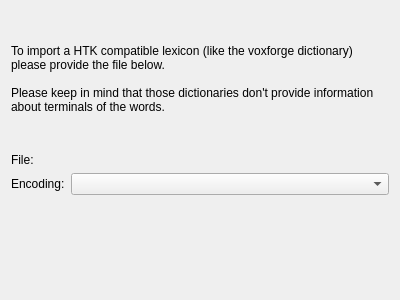
First picture: the form in simon/src/simonmodelmanagementui/ImportDict/importdictlexiconpage.ui, repository KDE/simon, before the edit.
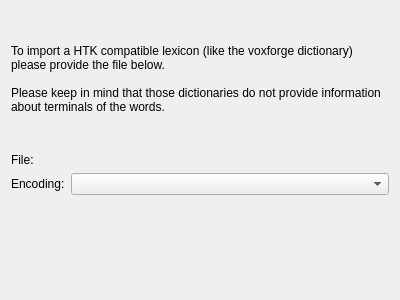
Second picture: the form after the edit. Custom widgets are drawn as their Qt base class.

What changed in the file:
```diff
--- a/simon/src/simonmodelmanagementui/ImportDict/importdictlexiconpage.ui
+++ b/simon/src/simonmodelmanagementui/ImportDict/importdictlexiconpage.ui
@@ -19,7 +19,7 @@
      <property name="text">
       <string>To import a HTK compatible lexicon (like the voxforge dictionary) please provide the file below.
 
-Please keep in mind that those dictionaries don't provide information about terminals of the words.</string>
+Please keep in mind that those dictionaries do not provide information about terminals of the words.</string>
      </property>
      <property name="wordWrap">
       <bool>true</bool>
```
